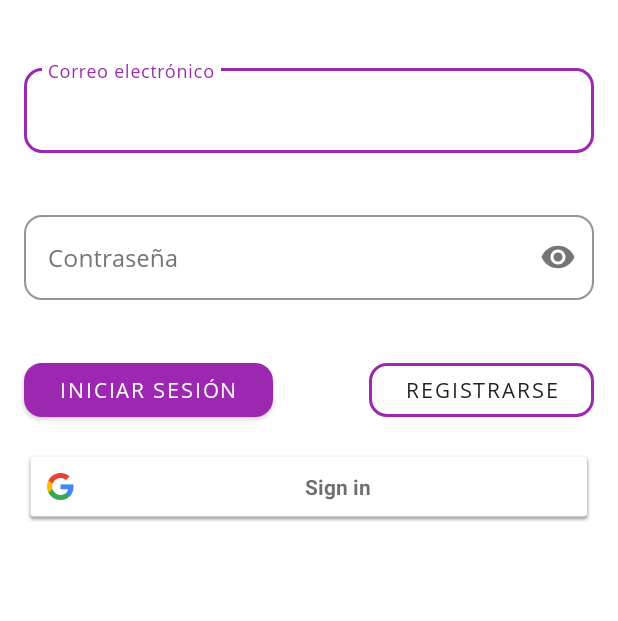
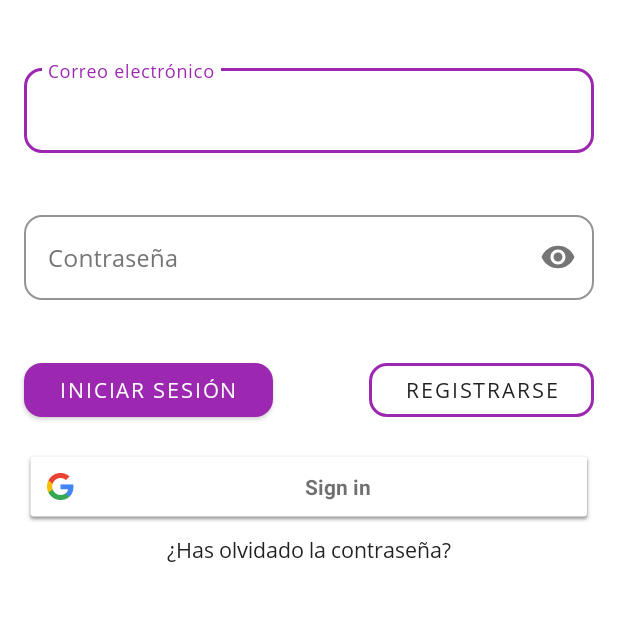
Before and after one commit to ElAdrixHD/hablave2.0, an Android app: the screen it shows after launch (LoginActivity), on a phone screen of 412 x 824 dp, the part 288-909 px from its top. Run offline under Robolectric (Android 15) with nearby library versions, the phone set to English and light mode, and no system bars; our stand-ins replace Firebase (no records; nobody signed in at launch, a user with empty details on screens opened directly).

Commit message:
Terminado Login

```diff
--- a/app/build.gradle
+++ b/app/build.gradle
@@ -41,6 +41,7 @@ dependencies {
     androidTestImplementation 'androidx.test.espresso:espresso-core:3.2.0'
     implementation 'androidx.recyclerview:recyclerview:1.1.0'
     implementation 'com.google.android.material:material:1.1.0'
+    implementation 'com.shuhart.stepview:stepview:1.5.0'
     implementation 'com.google.firebase:firebase-analytics:17.2.3'
     implementation 'com.google.firebase:firebase-auth:19.3.0'
     implementation 'com.google.android.gms:play-services-auth:17.0.0'
--- /dev/null
+++ b/app/src/main/java/es/adrianmmudarra/hablave/data/model/User.kt
@@ -0,0 +1,4 @@
+package es.adrianmmudarra.hablave.data.model
+
+class User {
+}
--- a/app/src/main/java/es/adrianmmudarra/hablave/ui/application/HablaveApplication.kt
+++ b/app/src/main/java/es/adrianmmudarra/hablave/ui/application/HablaveApplication.kt
@@ -1,6 +1,7 @@
 package es.adrianmmudarra.hablave.ui.application
 
 import android.app.Application
+import com.google.android.material.dialog.MaterialAlertDialogBuilder
 
 class HablaveApplication: Application() {
 
--- a/app/src/main/java/es/adrianmmudarra/hablave/ui/base/BaseView.kt
+++ b/app/src/main/java/es/adrianmmudarra/hablave/ui/base/BaseView.kt
@@ -4,4 +4,6 @@ interface BaseView<T> {
     fun setPresenter(presenter : T)
     fun onToastError(error: Int)
     fun onSnakbarError(error: Int)
+    fun onToastError(error: String)
+    fun onSnakbarError(error: String)
 }
--- a/app/src/main/java/es/adrianmmudarra/hablave/ui/login/LoginContract.kt
+++ b/app/src/main/java/es/adrianmmudarra/hablave/ui/login/LoginContract.kt
@@ -20,5 +20,6 @@ class LoginContract {
     interface Presenter{
         fun checkData(email: String, password: String)
         fun signInWithGoogle(acc: GoogleSignInAccount)
+        fun forgotPassword(email: String)
     }
 }
--- a/app/src/main/res/layout/fragment_login_view.xml
+++ b/app/src/main/res/layout/fragment_login_view.xml
@@ -100,7 +100,16 @@
             android:layout_marginHorizontal="@dimen/margin_16dp"
             android:layout_marginVertical="@dimen/margin_8dp"/>
 
+        <TextView
+            android:id="@+id/tvLoginForgotPassword"
+            android:layout_width="match_parent"
+            android:layout_height="wrap_content"
+            android:text="@string/has_olvidado_la_contrasenia"
+            android:layout_marginHorizontal="@dimen/margin_16dp"
+            android:textAlignment="center"
+            android:textSize="@dimen/Button"
+            android:clickable="true"/>
+
 
     </LinearLayout>
-    <!-- TODO Botón de olvidar contraseña -->
 </androidx.core.widget.NestedScrollView>
--- a/app/src/main/res/values/strings.xml
+++ b/app/src/main/res/values/strings.xml
@@ -22,4 +22,9 @@
     <string name="error_generico">Ha ocurrido un error</string>
     <string name="email_no_verifiado">No verificado</string>
     <string name="correo_electronico_necesita_verificarse">Para poder iniciar sesión, debes anter verificar el correo electronico en un mensaje que le hemos enviado a correo electrónico</string>
+    <string name="has_olvidado_la_contrasenia">¿Has olvidado la contraseña?</string>
+    <string name="introduce_correo_electronico">Introduce el correo electrónico</string>
+    <string name="correo_recuperacion_enviado">Se ha enviado un correo de recuperación</string>
+    <string name="introduce_el_correo_electronico_para_mandarle_un_correo_de_recuperacion">Introduce el correo electronico para mandarle un correo de recuperación.</string>
+    <string name="no_existe_ese_correo">No existe una cuenta de usuario asiciado a este correo</string>
 </resources>
```
Also changed, not shown: app/src/main/java/es/adrianmmudarra/hablave/data/repository/FirebaseRepository.kt (+12 -0 lines), app/src/main/java/es/adrianmmudarra/hablave/ui/login/LoginPresenter.kt (+32 -0 lines), app/src/main/java/es/adrianmmudarra/hablave/ui/login/LoginView.kt (+26 -0 lines), app/src/main/res/layout/layout_forgot_password.xml (added, +20 -0 lines).
